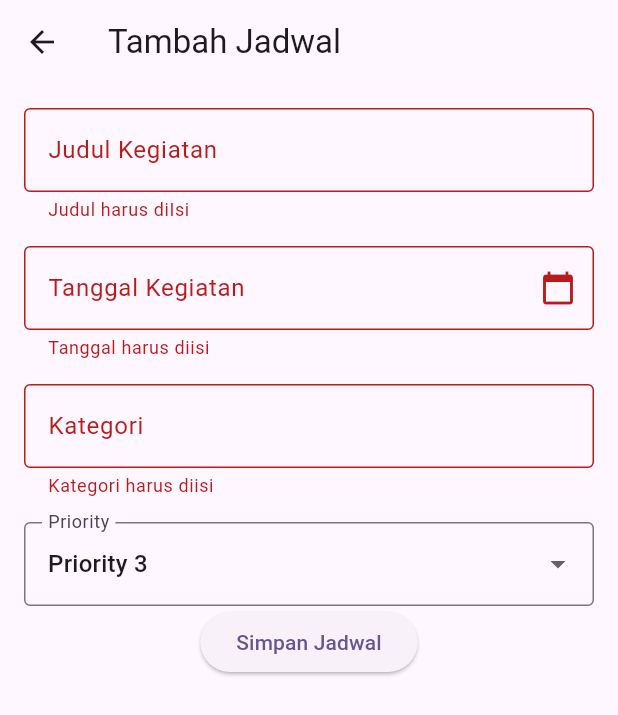
After one commit to Otniel1018/skedoo, a Flutter app: the TambahJadwalPage screen opened directly, after a tap on "Simpan Jadwal", on a phone screen of 412 x 824 dp. The commit adds this screen. Shown: the top 715 px of the screen. Run offline on Flutter 3.47's test engine with Material 3 defaults, Android fonts, the phone set to English and light mode, and no system bars.

Commit message:
feat(ui): add tambah_jadwal_page

```diff
--- a/lib/main.dart
+++ b/lib/main.dart
@@ -1,5 +1,6 @@
 import 'package:flutter/material.dart';
 import 'models/jadwal.dart';
+import 'screens/tambah_jadwal_page.dart';
 
 void main() {
   runApp(const MyApp());
@@ -89,6 +90,16 @@ class _JadwalListPageState extends State<JadwalListPage> {
           );
         },
       ),
+
+      floatingActionButton: FloatingActionButton(
+        onPressed: () {
+          Navigator.push(
+            context,
+            MaterialPageRoute(builder: (context) => TambahJadwalPage()),
+          );
+        },
+        child: Icon(Icons.add),
+      ),
     );
   }
 }
--- /dev/null
+++ b/lib/screens/tambah_jadwal_page.dart
@@ -0,0 +1,141 @@
+import 'package:flutter/material.dart';
+
+class TambahJadwalPage extends StatefulWidget {
+  const TambahJadwalPage({super.key});
+
+  @override
+  State<TambahJadwalPage> createState() => _TambahJadwalPageState();
+}
+
+class _TambahJadwalPageState extends State<TambahJadwalPage> {
+  final _formKey = GlobalKey<FormState>();
+
+  final TextEditingController _judulController = TextEditingController();
+  final TextEditingController _tanggalController = TextEditingController();
+  final TextEditingController _categoryController = TextEditingController();
+
+  int selectedPriority = 3;
+
+  @override
+  void dispose() {
+    _judulController.dispose();
+    _tanggalController.dispose();
+    _categoryController.dispose();
+
+    super.dispose();
+  }
+
+  @override
+  Widget build(BuildContext context) {
+    return Scaffold(
+      appBar: AppBar(title: const Text('Tambah Jadwal')),
+      body: Padding(
+        padding: const EdgeInsets.all(16.0),
+        child: Form(
+          key: _formKey,
+          child: Column(
+            children: [
+              TextFormField(
+                controller: _judulController,
+                decoration: const InputDecoration(
+                  labelText: 'Judul Kegiatan',
+                  border: OutlineInputBorder(),
+                ),
+
+                validator: (value) {
+                  return (value == null || value.isEmpty)
+                      ? 'Judul harus diIsi'
+                      : null;
+                },
+              ),
+
+              const SizedBox(height: 16),
+
+              TextFormField(
+                controller: _tanggalController,
+                readOnly: true,
+                decoration: const InputDecoration(
+                  labelText: 'Tanggal Kegiatan',
+                  border: OutlineInputBorder(),
+                  suffixIcon: Icon(Icons.calendar_today),
+                ),
+
+                onTap: () async {
+                  DateTime? pickedDate = await showDatePicker(
+                    context: context,
+                    initialDate: DateTime.now(),
+                    firstDate: DateTime(2025),
+                    lastDate: DateTime(2030),
+                  );
+
+                  if (pickedDate != null) {
+                    String formatTanggal = pickedDate.toString().split(' ')[0];
+                    _tanggalController.text = formatTanggal;
+                  }
+                },
+
+                validator: (value) {
+                  return (value == null || value.isEmpty)
+                      ? 'Tanggal harus diisi'
+                      : null;
+                },
+              ),
+
+              const SizedBox(height: 16),
+
+              TextFormField(
+                controller: _categoryController,
+                decoration: const InputDecoration(
+                  labelText: 'Kategori',
+                  border: OutlineInputBorder(),
+                ),
+
+                validator: (value) {
+                  return (value == null || value.isEmpty)
+                      ? 'Kategori harus diisi'
+                      : null;
+                },
+              ),
+
+              const SizedBox(height: 16),
+
+              DropdownButtonFormField<int>(
+                value: selectedPriority,
+                decoration: const InputDecoration(
+                  labelText: 'Priority',
+                  border: OutlineInputBorder(),
+                ),
+                items: [1, 2, 3, 4, 5].map((int priority) {
+                  return DropdownMenuItem<int>(
+                    value: priority,
+                    child: Text('Priority $priority'),
+                  );
+                }).toList(),
+                onChanged: (value) {
+                  setState(() {
+                    selectedPriority = value!;
+                  });
+                },
+              ),
+
+              ElevatedButton(
+                onPressed: () {
+                  // 4. CEK VALIDASI SAAT TOMBOL DITEKAN
+                  if (_formKey.currentState!.validate()) {
+                    // Jika validator return null semua (lolos), kode ini jalan:
+                    print('Form Valid! Simpan Data...');
+                    print('Judul: ${_judulController.text}');
+                  } else {
+                    // Jika ada error, Flutter otomatis memunculkan pesan error merah
+                    print('Masih ada yang kosong/salah');
+                  }
+                },
+                child: const Text('Simpan Jadwal'),
+              ),
+            ],
+          ),
+        ),
+      ),
+    );
+  }
+}
```
